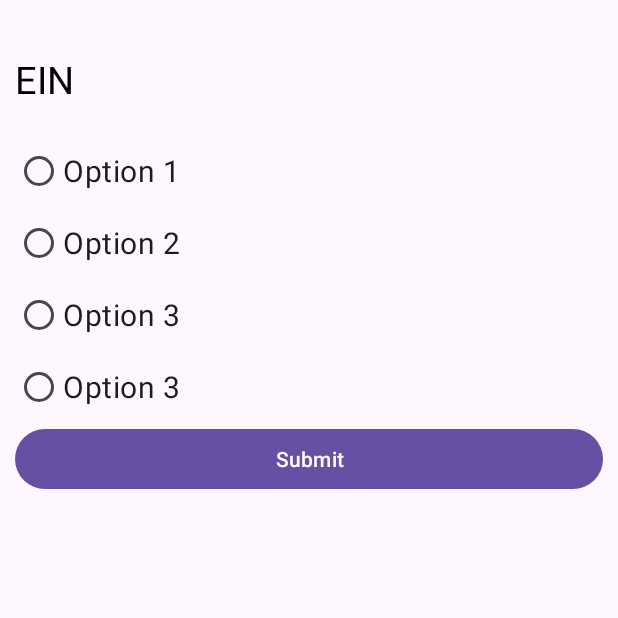
After one commit to Subodh-DC/Ein, an Android app: the quiz_answer screen opened directly, with no data from a screen before it, on a phone screen of 412 x 824 dp, the top half of it. The commit adds this screen. Run offline under Robolectric (Android 15) with nearby library versions, the phone set to English and light mode, and no system bars.

```diff
--- a/app/src/main/AndroidManifest.xml
+++ b/app/src/main/AndroidManifest.xml
@@ -12,6 +12,9 @@
         android:supportsRtl="true"
         android:theme="@style/Theme.Test"
         tools:targetApi="31">
+        <activity
+            android:name=".activity.quiz_answer"
+            android:exported="false" />
         <activity
             android:name=".activity.oneline_answer"
             android:exported="false" />
--- /dev/null
+++ b/app/src/main/java/com/example/test/activity/quiz_answer.kt
@@ -0,0 +1,177 @@
+package com.example.test.activity
+
+import android.os.Bundle
+import android.widget.Button
+import android.widget.RadioButton
+import android.widget.RadioGroup
+import android.widget.TextView
+import android.widget.Toast
+import androidx.activity.enableEdgeToEdge
+import androidx.appcompat.app.AppCompatActivity
+import androidx.core.view.ViewCompat
+import androidx.core.view.WindowInsetsCompat
+import com.example.test.R
+
+class quiz_answer : AppCompatActivity() {
+    override fun onCreate(savedInstanceState: Bundle?) {
+        super.onCreate(savedInstanceState)
+        enableEdgeToEdge()
+        setContentView(R.layout.activity_quiz_answer)
+        ViewCompat.setOnApplyWindowInsetsListener(findViewById(R.id.main)) { v, insets ->
+            val systemBars = insets.getInsets(WindowInsetsCompat.Type.systemBars())
+            v.setPadding(systemBars.left, systemBars.top, systemBars.right, systemBars.bottom)
+            insets
+        }
+
+        val quiz_question=findViewById<TextView>(R.id.quiz_question)
+        val submit=findViewById<Button>(R.id.quiz_submit)
+        val rd1=findViewById<RadioButton>(R.id.radioButtonOption1)
+        val rd2=findViewById<RadioButton>(R.id.radioButtonOption2)
+        val rd3=findViewById<RadioButton>(R.id.radioButtonOption3)
+        val rd4=findViewById<RadioButton>(R.id.radioButtonOption4)
+
+
+        val data=intent.getStringExtra("question")
+
+        //Quiz category
+        //these all question of Quiz indian History
+        if (data=="Q1. Quiz indian History"){
+            quiz_question.text="$data"
+            submit.setOnClickListener {
+                if (rd1.isChecked){
+
+                }
+
+                if (rd2.isChecked){
+
+                }
+                if (rd3.isChecked){
+
+                }
+                if (rd4.isChecked){
+
+                }
+            }
+        }
+
+        //these all question of Quiz world History
+        if (data=="Q1. Quiz world History"){
+            quiz_question.text="$data"
+            submit.setOnClickListener {
+                if (rd1.isChecked){
+
+                }
+
+                if (rd2.isChecked){
+
+                }
+                if (rd3.isChecked){
+
+                }
+                if (rd4.isChecked){
+
+                }
+            }
+        }
+
+        //these all question of Quiz indian Geography
+        if (data=="Q1. Quiz indian Geography"){
+            quiz_question.text="$data"
+            submit.setOnClickListener {
+                if (rd1.isChecked){
+
+                }
+
+                if (rd2.isChecked){
+
+                }
+                if (rd3.isChecked){
+
+                }
+                if (rd4.isChecked){
+
+                }
+            }
+        }
+
+        //these all question of Quiz world Geography
+        if (data=="Q1. Quiz world Geography"){
+            quiz_question.text="$data"
+            submit.setOnClickListener {
+                if (rd1.isChecked){
+
+                }
+
+                if (rd2.isChecked){
+
+                }
+                if (rd3.isChecked){
+
+                }
+                if (rd4.isChecked){
+
+                }
+            }
+        }
+
+        //these all question of Quiz micro Economics
+        if (data=="Q1. Quiz micro Economics"){
+            quiz_question.text="$data"
+            submit.setOnClickListener {
+                if (rd1.isChecked){
+
+                }
+
+                if (rd2.isChecked){
+
+                }
+                if (rd3.isChecked){
+
+                }
+                if (rd4.isChecked){
+
+                }
+            }
+        }
+
+        //these all question of Quiz macro Economics
+        if (data=="Q1. Quiz macro Economics"){
+            quiz_question.text="$data"
+            submit.setOnClickListener {
+                if (rd1.isChecked){
+
+                }
+
+                if (rd2.isChecked){
+
+                }
+                if (rd3.isChecked){
+
+                }
+                if (rd4.isChecked){
+
+                }
+            }
+        }
+
+        //these all question of Quiz Reasoning
+        if (data=="Q1. Quiz Reasoning"){
+            quiz_question.text="$data"
+            submit.setOnClickListener {
+                if (rd1.isChecked){
+
+                }
+
+                if (rd2.isChecked){
+
+                }
+                if (rd3.isChecked){
+
+                }
+                if (rd4.isChecked){
+
+                }
+            }
+        }
+    }
+}
--- /dev/null
+++ b/app/src/main/res/layout/activity_quiz_answer.xml
@@ -0,0 +1,64 @@
+<?xml version="1.0" encoding="utf-8"?>
+<LinearLayout
+    android:orientation="vertical"
+    xmlns:android="http://schemas.android.com/apk/res/android"
+    xmlns:app="http://schemas.android.com/apk/res-auto"
+    xmlns:tools="http://schemas.android.com/tools"
+    android:id="@+id/main"
+    android:layout_margin="10dp"
+    android:layout_width="match_parent"
+    android:layout_height="match_parent"
+    tools:context=".activity.quiz_answer">
+
+    <TextView
+        android:id="@+id/quiz_question"
+        android:layout_marginTop="25dp"
+        android:textColor="@color/black"
+        android:text="@string/app_name"
+        android:textSize="25sp"
+        android:layout_width="match_parent"
+        android:layout_height="wrap_content"/>
+
+    <RadioGroup
+        android:layout_marginTop="20dp"
+        android:id="@+id/radioGroup"
+        android:layout_width="match_parent"
+        android:layout_height="wrap_content"
+        android:layout_centerInParent="true">
+
+        <RadioButton
+            android:textSize="20sp"
+            android:id="@+id/radioButtonOption1"
+            android:layout_width="match_parent"
+            android:layout_height="wrap_content"
+            android:text="Option 1" />
+
+        <RadioButton
+            android:textSize="20sp"
+            android:id="@+id/radioButtonOption2"
+            android:layout_width="match_parent"
+            android:layout_height="wrap_content"
+            android:text="Option 2" />
+
+        <RadioButton
+            android:textSize="20sp"
+            android:id="@+id/radioButtonOption3"
+            android:layout_width="match_parent"
+            android:layout_height="wrap_content"
+            android:text="Option 3" />
+
+        <RadioButton
+            android:textSize="20sp"
+            android:id="@+id/radioButtonOption4"
+            android:layout_width="match_parent"
+            android:layout_height="wrap_content"
+            android:text="Option 3" />
+    </RadioGroup>
+
+    <Button
+        android:id="@+id/quiz_submit"
+        android:text="Submit"
+        android:layout_width="match_parent"
+        android:layout_height="wrap_content"/>
+
+</LinearLayout>
```
Also changed, not shown: app/src/main/java/com/example/test/activity/Questions.kt (+147 -60 lines), app/src/main/java/com/example/test/activity/answer.kt (+3 -4 lines), app/src/main/java/com/example/test/adapterclass/adapter_for_answer.kt (deleted, +0 -34 lines), app/src/main/java/com/example/test/adapterclass/adapter_for_topics.kt (+29 -0 lines), app/src/main/java/com/example/test/adapterclass/adapterclass_for_Question.kt (+13 -6 lines), app/src/main/java/com/example/test/modelclass/Modelclass_for_answer.kt (deleted, +0 -3 lines), app/src/main/res/layout/activity_main2.xml (+12 -2 lines), app/src/main/res/layout/activity_questions.xml (+11 -0 lines), app/src/main/res/layout/activity_topics.xml (+8 -0 lines).
